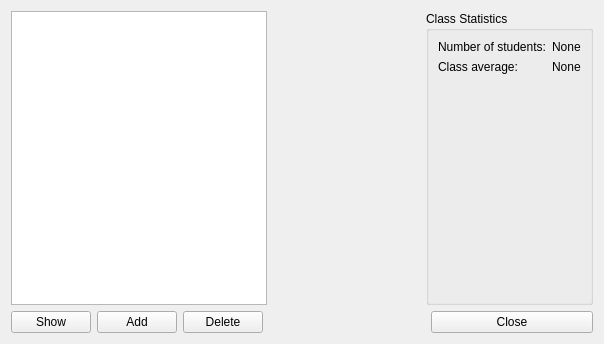
Above: school/mainwindow.ui from galgreg/SchoolStatistics before the change. Below: the same form after it.
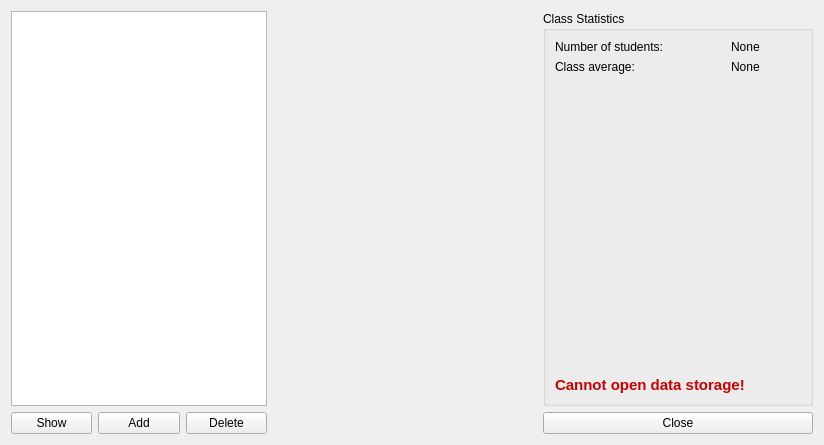
That is the form after the change.

Commit message: Poprawa zachowania programu w wypadku braku występowania pliku tekstowego z danymi studentów

```diff
--- a/school/mainwindow.ui
+++ b/school/mainwindow.ui
@@ -6,17 +6,29 @@
    <rect>
     <x>0</x>
     <y>0</y>
-    <width>604</width>
-    <height>344</height>
+    <width>824</width>
+    <height>445</height>
    </rect>
   </property>
+  <property name="minimumSize">
+   <size>
+    <width>544</width>
+    <height>0</height>
+   </size>
+  </property>
+  <property name="maximumSize">
+   <size>
+    <width>824</width>
+    <height>445</height>
+   </size>
+  </property>
   <property name="windowTitle">
    <string>School Statistics</string>
   </property>
-  <layout class="QVBoxLayout" name="verticalLayout">
-   <item>
     <layout class="QHBoxLayout" name="horizontalLayout_2">
      <item>
+    <layout class="QVBoxLayout" name="verticalLayout_3">
+     <item>
       <widget class="QListWidget" name="studentList">
        <property name="sizePolicy">
         <sizepolicy hsizetype="Fixed" vsizetype="Expanding">
@@ -39,7 +51,34 @@
       </widget>
      </item>
      <item>
-      <spacer name="horizontalSpacer_2">
+      <layout class="QHBoxLayout" name="horizontalLayout">
+       <item>
+        <widget class="QPushButton" name="showStudentButton">
+         <property name="text">
+          <string>Show</string>
+         </property>
+        </widget>
+       </item>
+       <item>
+        <widget class="QPushButton" name="addStudentButton">
+         <property name="text">
+          <string>Add</string>
+         </property>
+        </widget>
+       </item>
+       <item>
+        <widget class="QPushButton" name="deleteStudentButton">
+         <property name="text">
+          <string>Delete</string>
+         </property>
+        </widget>
+       </item>
+      </layout>
+     </item>
+    </layout>
+   </item>
+   <item>
+    <spacer name="horizontalSpacer">
        <property name="orientation">
         <enum>Qt::Horizontal</enum>
        </property>
@@ -51,14 +90,42 @@
        </property>
       </spacer>
      </item>
+   <item>
+    <layout class="QVBoxLayout" name="verticalLayout_2">
      <item>
       <widget class="QGroupBox" name="classStatisticsGroup">
+       <property name="sizePolicy">
+        <sizepolicy hsizetype="Minimum" vsizetype="Preferred">
+         <horstretch>0</horstretch>
+         <verstretch>0</verstretch>
+        </sizepolicy>
+       </property>
+       <property name="minimumSize">
+        <size>
+         <width>200</width>
+         <height>0</height>
+        </size>
+       </property>
        <property name="title">
         <string>Class Statistics</string>
        </property>
-       <layout class="QFormLayout" name="formLayout">
+       <layout class="QVBoxLayout" name="verticalLayout">
+        <item>
+         <layout class="QGridLayout" name="gridLayout">
         <item row="0" column="0">
          <widget class="QLabel" name="studentsNumberLabel">
+            <property name="sizePolicy">
+             <sizepolicy hsizetype="Minimum" vsizetype="Preferred">
+              <horstretch>0</horstretch>
+              <verstretch>0</verstretch>
+             </sizepolicy>
+            </property>
+            <property name="minimumSize">
+             <size>
+              <width>170</width>
+              <height>0</height>
+             </size>
+            </property>
           <property name="text">
            <string>Number of students:</string>
           </property>
@@ -86,45 +153,46 @@
          </widget>
         </item>
        </layout>
-      </widget>
-     </item>
-    </layout>
-   </item>
+        </item>
    <item>
-    <layout class="QHBoxLayout" name="horizontalLayout">
-     <item>
-      <widget class="QPushButton" name="showStudentButton">
-       <property name="text">
-        <string>Show</string>
-       </property>
-      </widget>
-     </item>
-     <item>
-      <widget class="QPushButton" name="addStudentButton">
-       <property name="text">
-        <string>Add</string>
-       </property>
-      </widget>
-     </item>
-     <item>
-      <widget class="QPushButton" name="deleteStudentButton">
-       <property name="text">
-        <string>Delete</string>
-       </property>
-      </widget>
-     </item>
-     <item>
-      <spacer name="horizontalSpacer">
+         <spacer name="verticalSpacer">
        <property name="orientation">
-        <enum>Qt::Horizontal</enum>
+           <enum>Qt::Vertical</enum>
        </property>
        <property name="sizeHint" stdset="0">
         <size>
-         <width>40</width>
-         <height>20</height>
+            <width>20</width>
+            <height>271</height>
         </size>
        </property>
       </spacer>
+        </item>
+        <item>
+         <widget class="QLabel" name="errorLabel">
+          <property name="sizePolicy">
+           <sizepolicy hsizetype="Maximum" vsizetype="Maximum">
+            <horstretch>0</horstretch>
+            <verstretch>0</verstretch>
+           </sizepolicy>
+          </property>
+          <property name="minimumSize">
+           <size>
+            <width>120</width>
+            <height>0</height>
+           </size>
+          </property>
+          <property name="font">
+           <font>
+            <pointsize>11</pointsize>
+           </font>
+          </property>
+          <property name="text">
+           <string>&lt;html&gt;&lt;head/&gt;&lt;body&gt;&lt;p&gt;&lt;span style=&quot; font-weight:600; color:#cc0000;&quot;&gt;Cannot open data storage!&lt;/span&gt;&lt;/p&gt;&lt;/body&gt;&lt;/html&gt;</string>
+          </property>
+         </widget>
+        </item>
+       </layout>
+      </widget>
      </item>
      <item>
       <widget class="QPushButton" name="closeWindowButton">
@@ -134,6 +202,12 @@
          <verstretch>0</verstretch>
         </sizepolicy>
        </property>
+       <property name="minimumSize">
+        <size>
+         <width>200</width>
+         <height>0</height>
+        </size>
+       </property>
        <property name="text">
         <string>Close</string>
        </property>
```
Lines whose indentation alone changed are shown as unchanged. The commit also changes 4 other files.
